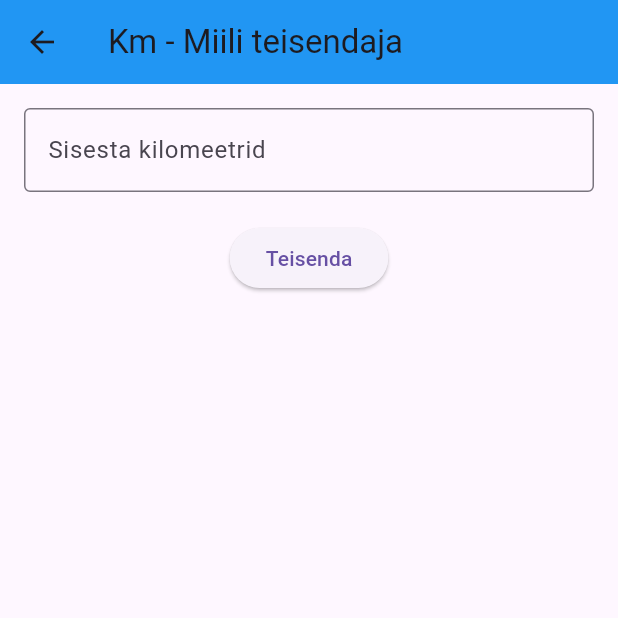
After one commit to SystycHub/flutter-calculator-ui, a Flutter app: the screen it shows after launch, after a tap on "Ava teisendaja ekraan", on a phone screen of 412 x 824 dp, the top half of it. The commit adds this screen. Run offline on Flutter 3.47's test engine with Material 3 defaults, Android fonts, the phone set to English and light mode, and no system bars.

Commit message:
Kolmanda ülesande kilomeetri-miili teisendaja lisatud

```diff
--- /dev/null
+++ b/lib/km_miles_converter.dart
@@ -0,0 +1,54 @@
+import 'package:flutter/material.dart';
+
+class KmMilesConverter extends StatefulWidget {
+  @override
+  _KmMilesConverterState createState() => _KmMilesConverterState();
+}
+
+class _KmMilesConverterState extends State<KmMilesConverter> {
+  final TextEditingController _controller = TextEditingController();
+  String _result = '';
+
+  void _convertKmToMiles() {
+    double km = double.tryParse(_controller.text) ?? 0;
+    double miles = km * 0.621371; // Kilomeetri teisendamine miilideks
+    setState(() {
+      _result = '$km km = ${miles.toStringAsFixed(2)} miili';
+    });
+  }
+
+  @override
+  Widget build(BuildContext context) {
+    return Scaffold(
+      appBar: AppBar(
+        title: Text('Km - Miili teisendaja'),
+        backgroundColor: Colors.blue,
+      ),
+      body: Padding(
+        padding: const EdgeInsets.all(16.0),
+        child: Column(
+          children: [
+            TextField(
+              controller: _controller,
+              keyboardType: TextInputType.number,
+              decoration: InputDecoration(
+                labelText: 'Sisesta kilomeetrid',
+                border: OutlineInputBorder(),
+              ),
+            ),
+            SizedBox(height: 20),
+            ElevatedButton(
+              onPressed: _convertKmToMiles,
+              child: Text('Teisenda'),
+            ),
+            SizedBox(height: 20),
+            Text(
+              _result,
+              style: TextStyle(fontSize: 20),
+            ),
+          ],
+        ),
+      ),
+    );
+  }
+}
--- a/lib/main.dart
+++ b/lib/main.dart
@@ -1,5 +1,6 @@
 import 'package:flutter/material.dart';
 import 'calculator_controller.dart';
+import 'km_miles_converter.dart';
 
 void main() {
   runApp(CalculatorApp());
@@ -79,6 +80,15 @@ class _CalculatorUIState extends State<CalculatorUI> {
               ],
             ),
           ),
+          ElevatedButton(
+            onPressed: () {
+              Navigator.push(
+                context,
+                MaterialPageRoute(builder: (context) => KmMilesConverter()),
+              );
+            },
+            child: Text('Ava teisendaja ekraan'),
+          ),
         ],
       ),
     );
```
